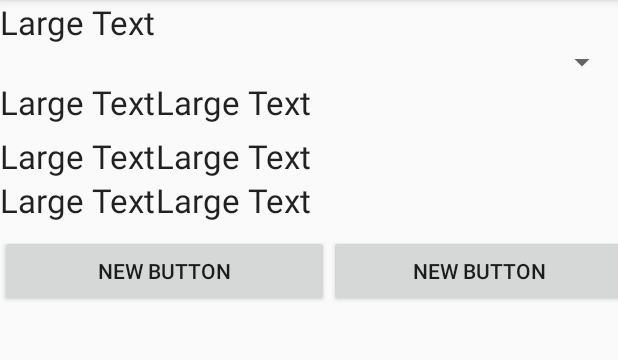
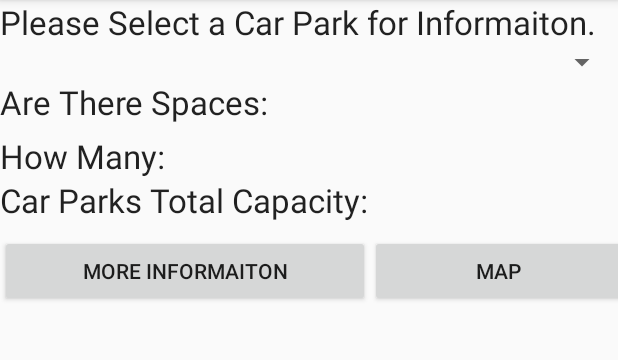
Before and after one commit to ctjohnston1/MUC-Coursework, an Android app: the carParkOutput screen opened directly, with no data from a screen before it, on a phone screen of 412 x 824 dp, the part 84-444 px from its top. Run offline under Robolectric (Android 15) with nearby library versions, the phone set to English and light mode, and no system bars.

Commit message:
screen 2 labels and id's changed

```diff
--- a/MoblileCourseworkApp/app/src/main/res/layout/carpark_output.xml
+++ b/MoblileCourseworkApp/app/src/main/res/layout/carpark_output.xml
@@ -7,7 +7,7 @@
         android:layout_width="wrap_content"
         android:layout_height="wrap_content"
         android:textAppearance="?android:attr/textAppearanceLarge"
-        android:text="Large Text"
+        android:text="Please Select a Car Park for Informaiton."
         android:id="@+id/textView2" />
 
     <Spinner
@@ -24,15 +24,15 @@
             android:layout_width="wrap_content"
             android:layout_height="wrap_content"
             android:textAppearance="?android:attr/textAppearanceLarge"
-            android:text="Large Text"
-            android:id="@+id/textView3" />
+            android:text="Are There Spaces:  "
+            android:id="@+id/AreThereSpaces" />
 
         <TextView
             android:layout_width="wrap_content"
             android:layout_height="wrap_content"
             android:textAppearance="?android:attr/textAppearanceLarge"
-            android:text="Large Text"
-            android:id="@+id/textView4" />
+            android:text=""
+            android:id="@+id/areSpaces" />
     </LinearLayout>
 
     <LinearLayout
@@ -44,15 +44,15 @@
             android:layout_width="wrap_content"
             android:layout_height="wrap_content"
             android:textAppearance="?android:attr/textAppearanceLarge"
-            android:text="Large Text"
-            android:id="@+id/textView5" />
+            android:text="How Many:  "
+            android:id="@+id/HowMany" />
 
         <TextView
             android:layout_width="wrap_content"
             android:layout_height="wrap_content"
             android:textAppearance="?android:attr/textAppearanceLarge"
-            android:text="Large Text"
-            android:id="@+id/textView6" />
+            android:text=""
+            android:id="@+id/amountOfSpaces" />
     </LinearLayout>
 
     <LinearLayout
@@ -64,15 +64,15 @@
             android:layout_width="wrap_content"
             android:layout_height="wrap_content"
             android:textAppearance="?android:attr/textAppearanceLarge"
-            android:text="Large Text"
-            android:id="@+id/textView7" />
+            android:text="Car Parks Total Capacity:  "
+            android:id="@+id/parksCapacity" />
 
         <TextView
             android:layout_width="wrap_content"
             android:layout_height="wrap_content"
             android:textAppearance="?android:attr/textAppearanceLarge"
-            android:text="Large Text"
-            android:id="@+id/textView8" />
+            android:text=""
+            android:id="@+id/capacity" />
     </LinearLayout>
 
     <LinearLayout
@@ -84,15 +84,15 @@
         <Button
             android:layout_width="wrap_content"
             android:layout_height="wrap_content"
-            android:text="New Button"
-            android:id="@+id/button2"
+            android:text="More Informaiton"
+            android:id="@+id/moreInfo"
             android:layout_weight="0.43" />
 
         <Button
             android:layout_width="50dp"
             android:layout_height="wrap_content"
-            android:text="New Button"
-            android:id="@+id/button3"
+            android:text="Map"
+            android:id="@+id/map"
             android:layout_weight="0.60" />
     </LinearLayout>
 
```
